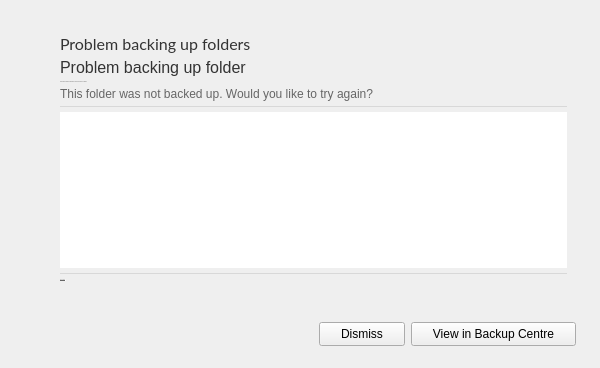
This is src/MEGASync/gui/win/BackupsWizard.ui in meganz/MEGAsync as Qt 5 draws it before an edit. The edited form follows.
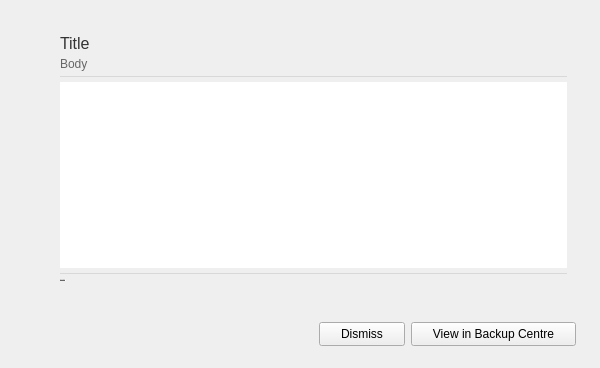
This is the edited form. The open tabs and pages were chosen to show the change. Icons and pictures are not drawn.

Commit message: SNC-2656. Backups warning messages

Patch:
```diff
--- a/src/MEGASync/gui/win/BackupsWizard.ui
+++ b/src/MEGASync/gui/win/BackupsWizard.ui
@@ -1033,32 +1033,13 @@
         </widget>
        </item>
        <item>
-        <layout class="QVBoxLayout" name="verticalLayout_4" stretch="0,0,0,0,0,0,0,0">
+        <layout class="QVBoxLayout" name="verticalLayout_4" stretch="0,0,0,0,0,0">
          <property name="spacing">
           <number>4</number>
          </property>
          <property name="bottomMargin">
           <number>0</number>
          </property>
-         <item alignment="Qt::AlignLeft|Qt::AlignTop">
-          <widget class="QLabel" name="lErrorTitlePlural">
-           <property name="font">
-            <font>
-             <family>Lato</family>
-             <pointsize>-1</pointsize>
-            </font>
-           </property>
-           <property name="styleSheet">
-            <string notr="true">*{
-font-size:16px;
-color:#333333;
-}</string>
-           </property>
-           <property name="text">
-            <string>Problem backing up folders</string>
-           </property>
-          </widget>
-         </item>
          <item>
           <widget class="QLabel" name="lErrorTitleSingular">
            <property name="styleSheet">
@@ -1068,28 +1049,10 @@
 }</string>
            </property>
            <property name="text">
-            <string>Problem backing up folder</string>
+            <string>Title</string>
            </property>
           </widget>
          </item>
-         <item alignment="Qt::AlignLeft|Qt::AlignTop">
-          <widget class="QLabel" name="lErrorTextPlural">
-           <property name="font">
-            <font>
-             <family>Lato</family>
-             <pointsize>-1</pointsize>
-            </font>
-           </property>
-           <property name="styleSheet">
-            <string notr="true">*{
-color:#666666;
-}</string>
-           </property>
-           <property name="text">
-            <string>These folders were not backed up. Would you like to try again?</string>
-           </property>
-          </widget>
-         </item>
          <item>
           <widget class="QLabel" name="lErrorTextSingular">
            <property name="styleSheet">
@@ -1098,7 +1061,7 @@
 }</string>
            </property>
            <property name="text">
-            <string>This folder was not backed up. Would you like to try again?</string>
+            <string>Body</string>
            </property>
           </widget>
          </item>
```
Left out of the diff: 25 changed lines with no effect on the pictures. The commit also changes 11 other files.
